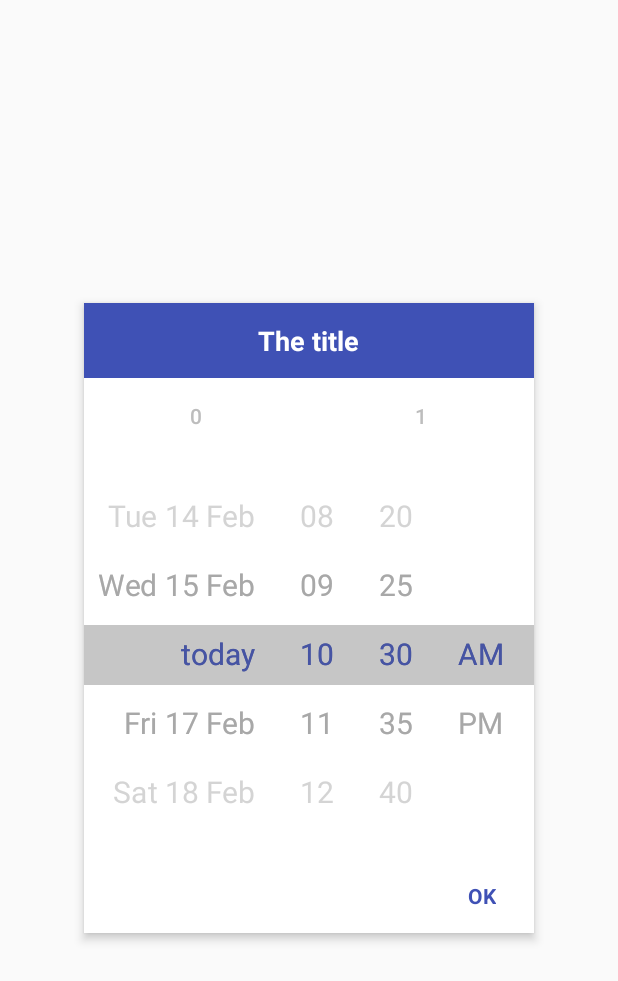
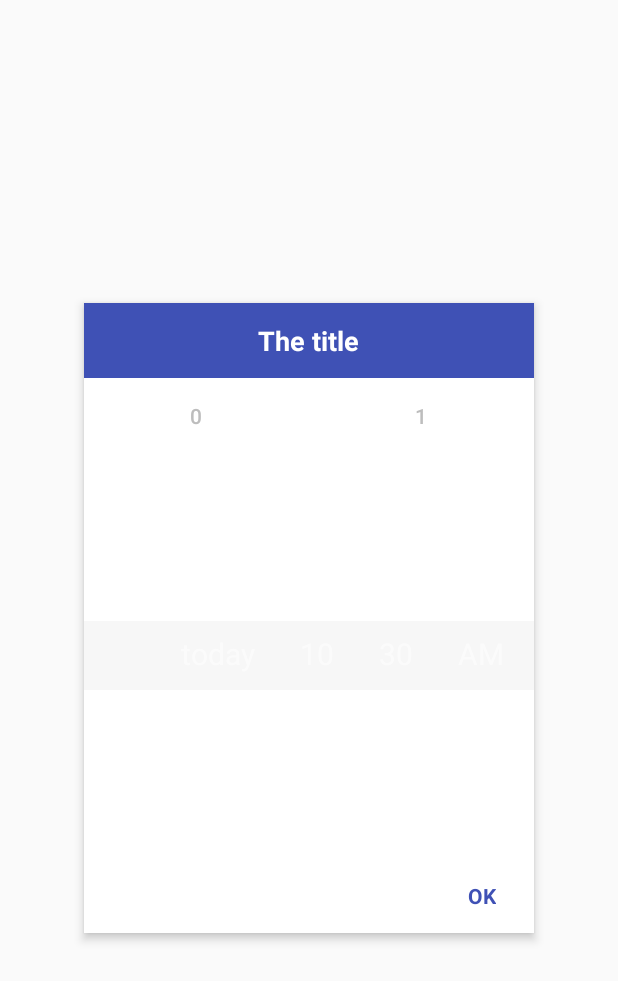
Before and after one commit to deepakbaliga/GetDone, an Android app: the layout bottom_sheet_double_picker.xml on its own in the app's theme, with its tools: preview values and no code run, on a phone screen of 412 x 824 dp. Shown: the top 981 px of the screen. Run offline under Robolectric (Android 15) with nearby library versions, the phone set to English and light mode, and no system bars.

Commit message:
Working DateTimePicker

```diff
--- a/app/src/main/java/com/deepakbaliga/getdone/SingleDateAndTimePicker.java
+++ b/app/src/main/java/com/deepakbaliga/getdone/SingleDateAndTimePicker.java
@@ -3,6 +3,7 @@ package com.deepakbaliga.getdone;
 import android.content.Context;
 import android.content.res.Resources;
 import android.content.res.TypedArray;
+import android.graphics.Color;
 import android.text.format.DateFormat;
 import android.util.AttributeSet;
 import android.view.View;
@@ -199,7 +200,7 @@ public class SingleDateAndTimePicker extends LinearLayout {
         if (daysPicker != null && minutesPicker != null && hoursPicker != null && amPmPicker != null) {
             for (WheelPicker wheelPicker : Arrays.asList(daysPicker, minutesPicker, hoursPicker, amPmPicker)) {
                 wheelPicker.setItemTextColor(textColor);
-                wheelPicker.setSelectedItemTextColor(selectedTextColor);
+                wheelPicker.setSelectedItemTextColor(Color.parseColor("#ffffff"));
                 wheelPicker.setItemTextSize(textSize);
                 wheelPicker.setVisibleItemCount(visibleItemCount);
                 wheelPicker.setCurved(isCurved);
--- a/app/src/main/java/com/deepakbaliga/getdone/dialog/BottomSheetHelper.java
+++ b/app/src/main/java/com/deepakbaliga/getdone/dialog/BottomSheetHelper.java
@@ -75,6 +75,8 @@ public class BottomSheetHelper {
                     if (listener != null) {
                         listener.onLoaded(view);
                     }
+
+
                 }
             }
         }, 100);
--- a/app/src/main/java/com/deepakbaliga/getdone/fragments/HomeFragment.java
+++ b/app/src/main/java/com/deepakbaliga/getdone/fragments/HomeFragment.java
@@ -30,7 +30,7 @@ public class HomeFragment extends Fragment {
     @Override
     public View onCreateView(LayoutInflater inflater, ViewGroup container,
                              Bundle savedInstanceState) {
-        // Inflate the layout for this fragment
+
         return inflater.inflate(R.layout.fragment_home, container, false);
     }
 
--- a/app/src/main/java/com/deepakbaliga/getdone/fragments/ProjectsFragment.java
+++ b/app/src/main/java/com/deepakbaliga/getdone/fragments/ProjectsFragment.java
@@ -67,8 +67,6 @@ public class ProjectsFragment extends Fragment {
         categoryRecyclerView.setLayoutManager(gridLayoutManager);
         categoryRecyclerView.setAdapter(categoriesAdapter);
 
-
-
         return view;
     }
 
--- a/app/src/main/java/com/deepakbaliga/getdone/widget/WheelPicker.java
+++ b/app/src/main/java/com/deepakbaliga/getdone/widget/WheelPicker.java
@@ -8,6 +8,7 @@ import android.content.Context;
 import android.content.res.TypedArray;
 import android.graphics.Camera;
 import android.graphics.Canvas;
+import android.graphics.Color;
 import android.graphics.Matrix;
 import android.graphics.Paint;
 import android.graphics.Rect;
@@ -142,21 +143,22 @@ public abstract class WheelPicker extends View {
         mItemTextSize = a.getDimensionPixelSize(R.styleable.WheelPicker_wheel_item_text_size,
                 getResources().getDimensionPixelSize(R.dimen.WheelItemTextSize));
         mVisibleItemCount = a.getInt(R.styleable.WheelPicker_wheel_visible_item_count, 7);
+
         selectedItemPosition = a.getInt(R.styleable.WheelPicker_wheel_selected_item_position, 0);
         hasSameWidth = a.getBoolean(R.styleable.WheelPicker_wheel_same_width, false);
         textMaxWidthPosition = a.getInt(R.styleable.WheelPicker_wheel_maximum_width_text_position, -1);
         maxWidthText = a.getString(R.styleable.WheelPicker_wheel_maximum_width_text);
-        mSelectedItemTextColor = a.getColor(R.styleable.WheelPicker_wheel_selected_item_text_color, -1);
-        mItemTextColor = a.getColor(R.styleable.WheelPicker_wheel_item_text_color, 0xFF888888);
+        mSelectedItemTextColor = a.getColor(R.styleable.WheelPicker_wheel_selected_item_text_color, 0xFFFFFFFF);
+        mItemTextColor = a.getColor(R.styleable.WheelPicker_wheel_item_text_color, 0xFFFFFFFF);
         mItemSpace = a.getDimensionPixelSize(R.styleable.WheelPicker_wheel_item_space,
                 getResources().getDimensionPixelSize(R.dimen.WheelItemSpace));
         isCyclic = a.getBoolean(R.styleable.WheelPicker_wheel_cyclic, false);
         hasIndicator = a.getBoolean(R.styleable.WheelPicker_wheel_indicator, false);
-        mIndicatorColor = a.getColor(R.styleable.WheelPicker_wheel_indicator_color, 0xFFEE3333);
+        mIndicatorColor = a.getColor(R.styleable.WheelPicker_wheel_indicator_color, 0xFFFFFFFF);
         mIndicatorSize = a.getDimensionPixelSize(R.styleable.WheelPicker_wheel_indicator_size,
                 getResources().getDimensionPixelSize(R.dimen.WheelIndicatorSize));
         hasCurtain = a.getBoolean(R.styleable.WheelPicker_wheel_curtain, false);
-        mCurtainColor = a.getColor(R.styleable.WheelPicker_wheel_curtain_color, 0x88FFFFFF);
+        mCurtainColor = a.getColor(R.styleable.WheelPicker_wheel_curtain_color, 0xFFFFFFFF);
         hasAtmospheric = a.getBoolean(R.styleable.WheelPicker_wheel_atmospheric, false);
         isCurved = a.getBoolean(R.styleable.WheelPicker_wheel_curved, false);
         mItemAlign = a.getInt(R.styleable.WheelPicker_wheel_item_align, ALIGN_CENTER);
@@ -433,7 +435,10 @@ public abstract class WheelPicker extends View {
                 canvas.save();
                 canvas.clipRect(rectDrawn);
                 if (isCurved) canvas.concat(matrixRotate);
+                int color = paint.getColor();
+                paint.setColor(Color.parseColor("#ffffff"));
                 canvas.drawText(data, drawnCenterX, drawnCenterY, paint);
+                paint.setColor(color);
                 canvas.restore();
             }
         }
--- a/app/src/main/res/layout/single_day_picker.xml
+++ b/app/src/main/res/layout/single_day_picker.xml
@@ -31,6 +31,7 @@
             android:layout_marginRight="30dp"
             app:wheel_atmospheric="true"
             app:wheel_item_align="center"
+
             />
 
         <com.deepakbaliga.getdone.widget.WheelMinutePicker
@@ -39,6 +40,7 @@
             android:layout_height="match_parent"
             app:wheel_atmospheric="true"
             app:wheel_item_align="center"
+
             />
 
         <com.deepakbaliga.getdone.widget.WheelAmPmPicker
@@ -50,6 +52,7 @@
             app:wheel_visible_item_count="2"
             android:paddingLeft="30dp"
             android:layout_marginRight="15dp"
+
             />
 
     </LinearLayout>
@@ -57,9 +60,9 @@
     <View
         android:id="@+id/dtSelector"
         android:layout_width="match_parent"
-        android:layout_height="40dp"
+        android:layout_height="46dp"
         android:layout_gravity="center_vertical"
-        android:alpha="0.2"
+        android:alpha="0.1"
         android:background="@color/picker_default_selector_color"/>
 
 </FrameLayout>
--- a/app/src/main/res/values/colors.xml
+++ b/app/src/main/res/values/colors.xml
@@ -44,5 +44,5 @@
     <color name="picker_button_background_innactive">#BDBDBD</color>
     <color name="picker_default_text_color">#999</color>
     <color name="picker_default_selected_text_color">@android:color/black</color>
-    <color name="picker_default_selector_color">#646464</color>
+    <color name="picker_default_selector_color">#dddddd</color>
 </resources>
```
Also changed, not shown: app/src/main/java/com/deepakbaliga/getdone/activities/CreateToDoActivity.java (+12 -4 lines), app/src/main/java/com/deepakbaliga/getdone/dialog/SingleDateAndTimePickerDialog.java (+4 -4 lines), app/src/main/res/drawable/gradient_picker.xml (added, +11 -0 lines), app/src/main/res/drawable/ic_check_white_24dp.xml (added, +9 -0 lines), app/src/main/res/layout/bottom_sheet_picker_bottom_sheet.xml (+19 -16 lines).
